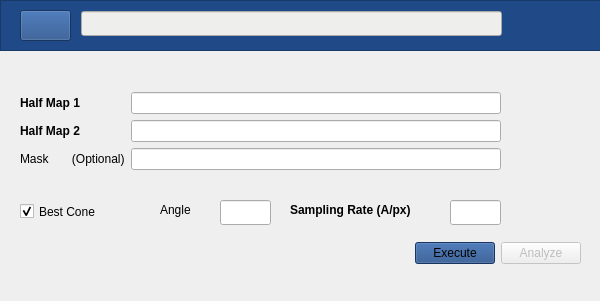
Vilax/FSO, file GUI/mainwindow_v0.ui: the form before one commit.
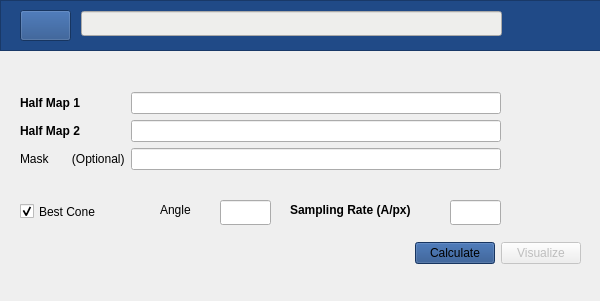
The form after the commit. Icons and pictures are not drawn.

Commit message: GUI buttons of calculate and visualize

The edit to the form file:
```diff
--- a/GUI/mainwindow_v0.ui
+++ b/GUI/mainwindow_v0.ui
@@ -299,7 +299,7 @@
 background-color: rgb(32, 74, 135);</string>
        </property>
        <property name="text">
-        <string>Execute</string>
+        <string>Calculate</string>
        </property>
       </widget>
      </item>
@@ -315,7 +315,7 @@
         <string>Analyze Results</string>
        </property>
        <property name="text">
-        <string>Analyze</string>
+        <string>Visualize</string>
        </property>
       </widget>
      </item>
```
Left out of the diff: 4 changed lines with no effect on the pictures.
